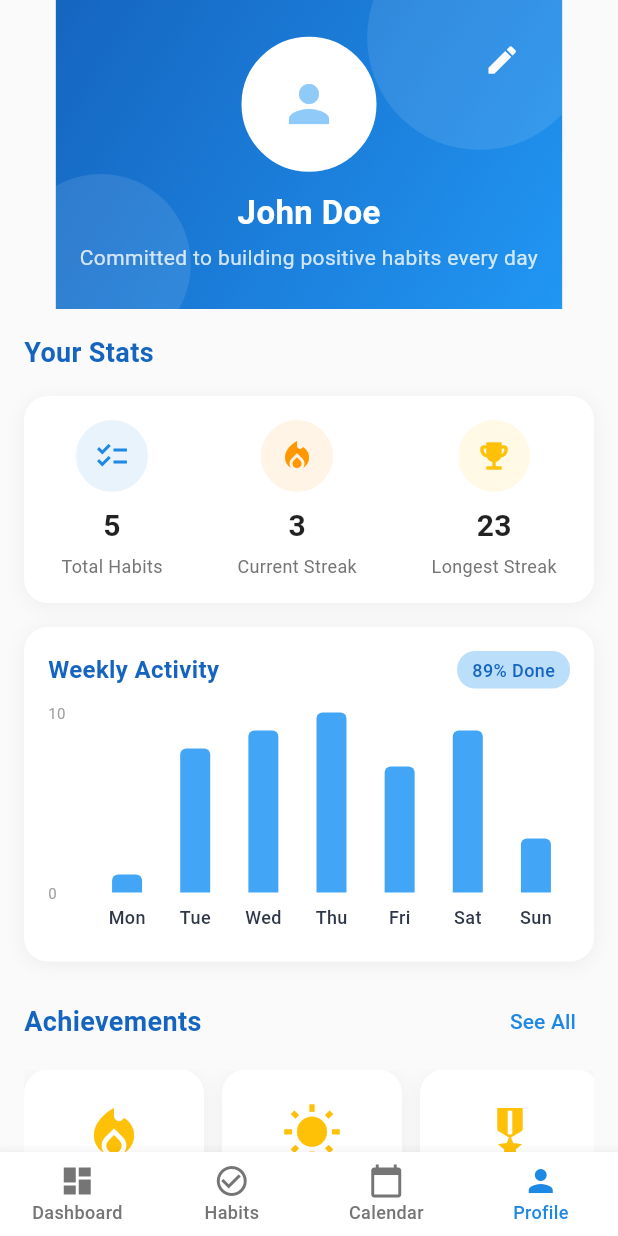
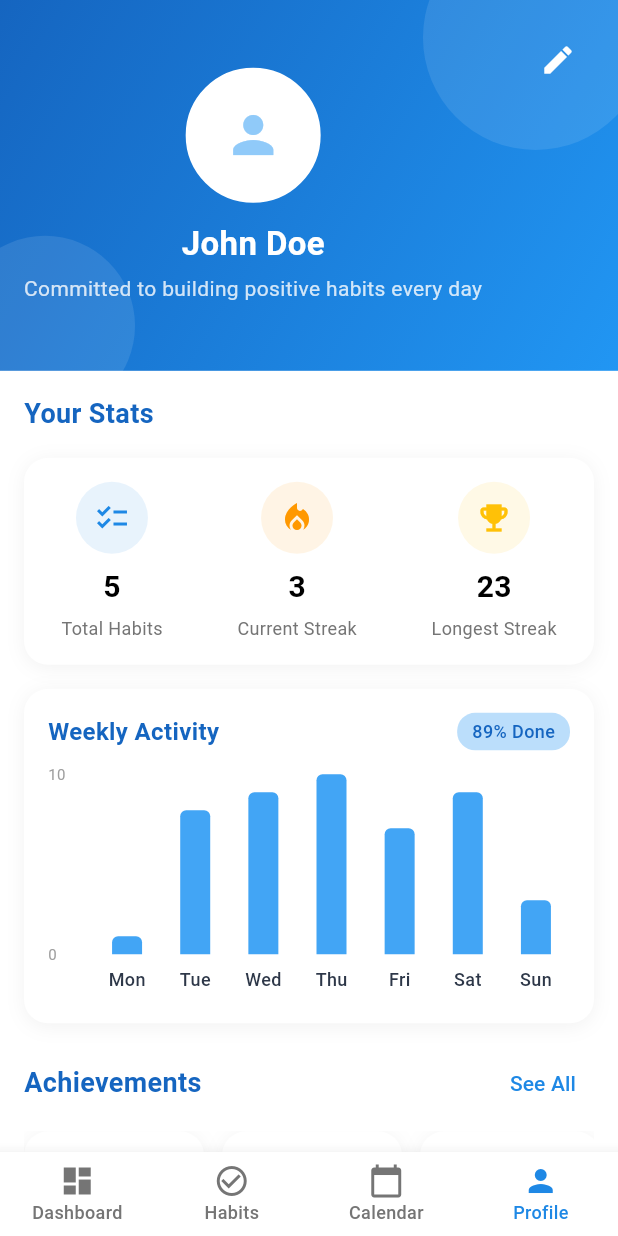
Before and after one commit to ernestmumo/habitflow3repo, a Flutter app: the HomeScreen screen opened by its route, item 4 of the bottom bar chosen, on a phone screen of 412 x 824 dp. Run offline on Flutter 3.47's test engine with Material 3 defaults, Android fonts, the phone set to English and light mode, and no system bars; drawn by our look-alikes of fl_chart; our stand-ins replace flutter_slidable, get, shared_preferences, table_calendar; accounts and stored records are empty.

Commit message:
Fixed UI element themes across multiple screens and controllers
- Updated UI components in `calendar_screen.dart`, `dashboard_screen.dart`, `habits_screen.dart`, `home_screen.dart`, and `profile_screen.dart`.
- Adjusted related logic in `calendar_controller.dart`, `dashboard_controller.dart`, `habits_controller.dart`, and `profile_controller.dart`.
- Added new models: `achievements.dart`, `activity_log.dart`, `habit.dart`, `habit_category.dart`, `habit_model.dart`, and `habit_record.dart`.
- Minor updates to `main.dart` and `api_service.dart`.

```diff
--- a/habitflow3/lib/controllers/profile_controller.dart
+++ b/habitflow3/lib/controllers/profile_controller.dart
@@ -2,35 +2,8 @@ import 'package:flutter/material.dart';
 import 'package:get/get.dart';
 import 'dart:math' as math;
 
-class Achievement {
-  final String id;
-  final String title;
-  final String description;
-  final IconData icon;
-  final DateTime earnedAt;
-
-  Achievement({
-    required this.id,
-    required this.title,
-    required this.description,
-    required this.icon,
-    required this.earnedAt,
-  });
-}
-
-class ActivityLog {
-  final String id;
-  final String description;
-  final DateTime timestamp;
-  final IconData icon;
-
-  ActivityLog({
-    required this.id,
-    required this.description,
-    required this.timestamp,
-    required this.icon,
-  });
-}
+import '../models/activity_log.dart';
+import '../models/achievements.dart';
 
 class ProfileController extends GetxController {
   final RxString name = 'User Name'.obs;
--- a/habitflow3/lib/main.dart
+++ b/habitflow3/lib/main.dart
@@ -1,6 +1,6 @@
 import 'package:flutter/material.dart';
 import 'package:get/get.dart';
-import 'package:flutter/foundation.dart';
+//import 'package:flutter/foundation.dart'; why am I here
 
 // Screens
 import 'screens/login_screen.dart';
--- /dev/null
+++ b/habitflow3/lib/models/achievements.dart
@@ -0,0 +1,17 @@
+import 'package:flutter/material.dart';
+
+class Achievement {
+  final String id;
+  final String title;
+  final String description;
+  final IconData icon;
+  final DateTime earnedAt;
+
+  Achievement({
+    required this.id,
+    required this.title,
+    required this.description,
+    required this.icon,
+    required this.earnedAt,
+  });
+}
--- /dev/null
+++ b/habitflow3/lib/models/activity_log.dart
@@ -0,0 +1,15 @@
+import 'package:flutter/material.dart';
+
+class ActivityLog {
+  final String id;
+  final String description;
+  final DateTime timestamp;
+  final IconData icon;
+
+  ActivityLog({
+    required this.id,
+    required this.description,
+    required this.timestamp,
+    required this.icon,
+  });
+}
--- a/habitflow3/lib/screens/calendar_screen.dart
+++ b/habitflow3/lib/screens/calendar_screen.dart
@@ -17,7 +17,7 @@ class CalendarScreen extends StatelessWidget {
     final deviceWidth = MediaQuery.of(context).size.width;
 
     return Scaffold(
-      backgroundColor: Colors.grey[50],
+      backgroundColor: Theme.of(context).colorScheme.surface,
       body: SafeArea(
         child: Column(
           children: [
--- a/habitflow3/lib/screens/home_screen.dart
+++ b/habitflow3/lib/screens/home_screen.dart
@@ -9,12 +9,13 @@ import 'profile_screen.dart';
 class HomeScreen extends StatelessWidget {
   final NavigationController navigationController = Get.put(NavigationController());
 
-  HomeScreen({Key? key}) : super(key: key);
+  HomeScreen({super.key});
 
   @override
   Widget build(BuildContext context) {
 
     return Scaffold(
+      backgroundColor: Theme.of(context).colorScheme.surface,
       body: Obx(() {
         switch (navigationController.selectedIndex.value) {
           case 0:
@@ -33,7 +34,7 @@ class HomeScreen extends StatelessWidget {
         currentIndex: navigationController.selectedIndex.value,
         onTap: navigationController.changePage,
         type: BottomNavigationBarType.fixed,
-        backgroundColor: Colors.white,
+        backgroundColor: Theme.of(context).colorScheme.surfaceContainer,
         selectedItemColor: Colors.blue.shade600,
         unselectedItemColor: Colors.grey.shade600,
         selectedLabelStyle: TextStyle(fontWeight: FontWeight.w500, fontSize: 12),
--- a/habitflow3/lib/screens/profile_screen.dart
+++ b/habitflow3/lib/screens/profile_screen.dart
@@ -15,7 +15,7 @@ class ProfileScreen extends StatelessWidget {
     final deviceWidth = MediaQuery.of(context).size.width;
 
     return Scaffold(
-      backgroundColor: Colors.grey[50],
+      backgroundColor: Theme.of(context).colorScheme.surface,
       body: SafeArea(
         child: SingleChildScrollView(
           physics: AlwaysScrollableScrollPhysics(),
@@ -29,10 +29,10 @@ class ProfileScreen extends StatelessWidget {
               mainAxisSize: MainAxisSize.min,
               children: [
                 _buildProfileHeader(deviceHeight, deviceWidth),
-                _buildStatsSection(deviceHeight, deviceWidth),
-                _buildAchievements(deviceHeight, deviceWidth),
-                _buildActivityFeed(deviceHeight, deviceWidth),
-                _buildSettings(deviceHeight, deviceWidth),
+                _buildStatsSection(deviceHeight, deviceWidth, context),
+                _buildAchievements(deviceHeight, deviceWidth, context),
+                _buildActivityFeed(deviceHeight, deviceWidth,context),
+                _buildSettings(deviceHeight, deviceWidth, context),
                 // Add bottom padding to ensure we don't overflow
                 SizedBox(height: deviceHeight * 0.05),
               ],
@@ -45,7 +45,8 @@ class ProfileScreen extends StatelessWidget {
 
   Widget _buildProfileHeader(double deviceHeight, double deviceWidth) {
     return Obx(() => Container(
-          height: deviceHeight * 0.25,
+          height: deviceHeight * 0.30,
+          width: double.infinity,
           decoration: BoxDecoration(
             gradient: LinearGradient(
               colors: [Colors.blue.shade800, Colors.blue.shade500],
@@ -149,7 +150,7 @@ class ProfileScreen extends StatelessWidget {
         ));
   }
 
-  Widget _buildStatsSection(double deviceHeight, double deviceWidth) {
+  Widget _buildStatsSection(double deviceHeight, double deviceWidth,BuildContext context) {
     return Obx(() => Padding(
           padding: EdgeInsets.all(16),
           child: Column(
@@ -167,7 +168,7 @@ class ProfileScreen extends StatelessWidget {
               Container(
                 padding: EdgeInsets.symmetric(vertical: 16),
                 decoration: BoxDecoration(
-                  color: Colors.white,
+                  color: Theme.of(context).colorScheme.surfaceContainer,
                   borderRadius: BorderRadius.circular(16),
                   boxShadow: [
                     BoxShadow(
@@ -180,19 +181,19 @@ class ProfileScreen extends StatelessWidget {
                 child: Row(
                   mainAxisAlignment: MainAxisAlignment.spaceAround,
                   children: [
-                    _buildStatItem(
+                    _buildStatItem(context,
                       icon: Icons.checklist,
                       iconColor: Colors.blue.shade600,
                       value: controller.totalHabits.value.toString(),
                       label: 'Total Habits',
                     ),
-                    _buildStatItem(
+                    _buildStatItem(context,
                       icon: Icons.local_fire_department,
                       iconColor: Colors.orange,
                       value: controller.currentStreak.value.toString(),
                       label: 'Current Streak',
                     ),
-                    _buildStatItem(
+                    _buildStatItem(context,
                       icon: Icons.emoji_events,
                       iconColor: Colors.amber,
                       value: controller.longestStreak.value.toString(),
@@ -206,7 +207,7 @@ class ProfileScreen extends StatelessWidget {
               Container(
                 padding: EdgeInsets.all(16),
                 decoration: BoxDecoration(
-                  color: Colors.white,
+                  color: Theme.of(context).colorScheme.surfaceContainer,
                   borderRadius: BorderRadius.circular(16),
                   boxShadow: [
                     BoxShadow(
@@ -250,7 +251,7 @@ class ProfileScreen extends StatelessWidget {
                     SizedBox(height: 16),
                     Container(
                       height: 150,
-                      child: _buildActivityChart(),
+                      child: _buildActivityChart(context),
                     ),
                   ],
                 ),
@@ -260,12 +261,13 @@ class ProfileScreen extends StatelessWidget {
         ));
   }
 
-  Widget _buildActivityChart() {
+  Widget _buildActivityChart(BuildContext context) {
     final weekData = controller.getWeeklyActivityData();
     final weekDayLabels = ['Mon', 'Tue', 'Wed', 'Thu', 'Fri', 'Sat', 'Sun'];
 
     return BarChart(
       BarChartData(
+        backgroundColor: Theme.of(context).colorScheme.surfaceContainer,
         alignment: BarChartAlignment.spaceAround,
         maxY: 10,
         barTouchData: BarTouchData(
@@ -350,7 +352,7 @@ class ProfileScreen extends StatelessWidget {
     );
   }
 
-  Widget _buildStatItem({
+  Widget _buildStatItem(BuildContext context,{
     required IconData icon,
     required Color iconColor,
     required String value,
@@ -376,7 +378,7 @@ class ProfileScreen extends StatelessWidget {
           style: TextStyle(
             fontSize: 20,
             fontWeight: FontWeight.bold,
-            color: Colors.black87,
+            color: Theme.of(context).colorScheme.onSurface,
           ),
         ),
         SizedBox(height: 4),
@@ -391,7 +393,7 @@ class ProfileScreen extends StatelessWidget {
     );
   }
 
-  Widget _buildAchievements(double deviceHeight, double deviceWidth) {
+  Widget _buildAchievements(double deviceHeight, double deviceWidth,BuildContext context) {
     return Obx(() => Padding(
           padding: EdgeInsets.symmetric(horizontal: 16),
           child: Column(
@@ -443,7 +445,7 @@ class ProfileScreen extends StatelessWidget {
                             margin: EdgeInsets.only(right: 12),
                             padding: EdgeInsets.all(12),
                             decoration: BoxDecoration(
-                              color: Colors.white,
+                              color: Theme.of(context).colorScheme.surfaceContainer,
                               borderRadius: BorderRadius.circular(16),
                               boxShadow: [
                                 BoxShadow(
@@ -491,7 +493,7 @@ class ProfileScreen extends StatelessWidget {
         ));
   }
 
-  Widget _buildActivityFeed(double deviceHeight, double deviceWidth) {
+  Widget _buildActivityFeed(double deviceHeight, double deviceWidth,BuildContext context) {
     return Obx(() => Padding(
           padding: EdgeInsets.all(16),
           child: Column(
@@ -520,7 +522,7 @@ class ProfileScreen extends StatelessWidget {
                     )
                   : Container(
                       decoration: BoxDecoration(
-                        color: Colors.white,
+                        color: Theme.of(context).colorScheme.surfaceContainer,
                         borderRadius: BorderRadius.circular(16),
                         boxShadow: [
                           BoxShadow(
@@ -571,7 +573,7 @@ class ProfileScreen extends StatelessWidget {
         ));
   }
 
-  Widget _buildSettings(double deviceHeight, double deviceWidth) {
+  Widget _buildSettings(double deviceHeight, double deviceWidth, BuildContext context) {
     return Obx(() => Padding(
           padding: EdgeInsets.symmetric(horizontal: 16),
           child: Column(
@@ -588,7 +590,7 @@ class ProfileScreen extends StatelessWidget {
               SizedBox(height: 16),
               Container(
                 decoration: BoxDecoration(
-                  color: Colors.white,
+                  color: Theme.of(context).colorScheme.surfaceContainer,
                   borderRadius: BorderRadius.circular(16),
                   boxShadow: [
                     BoxShadow(
--- a/habitflow3/lib/services/api_service.dart
+++ b/habitflow3/lib/services/api_service.dart
@@ -1,4 +1,3 @@
-import 'dart:convert';
 import 'package:get/get.dart';
 import 'dart:developer' as developer;
 import 'dart:math' as math;
```
Also changed, not shown: habitflow3/lib/controllers/calendar_controller.dart (+2 -18 lines), habitflow3/lib/controllers/dashboard_controller.dart (+1 -23 lines), habitflow3/lib/controllers/habits_controller.dart (+2 -41 lines), habitflow3/lib/models/habit.dart (added, +26 -0 lines), habitflow3/lib/models/habit_category.dart (added, +13 -0 lines), habitflow3/lib/models/habit_model.dart (added, +33 -0 lines), habitflow3/lib/models/habit_record.dart (added, +21 -0 lines), habitflow3/lib/screens/dashboard_screen.dart (+9 -9 lines), habitflow3/lib/screens/habits_screen.dart (+12 -8 lines), 1 other file.
